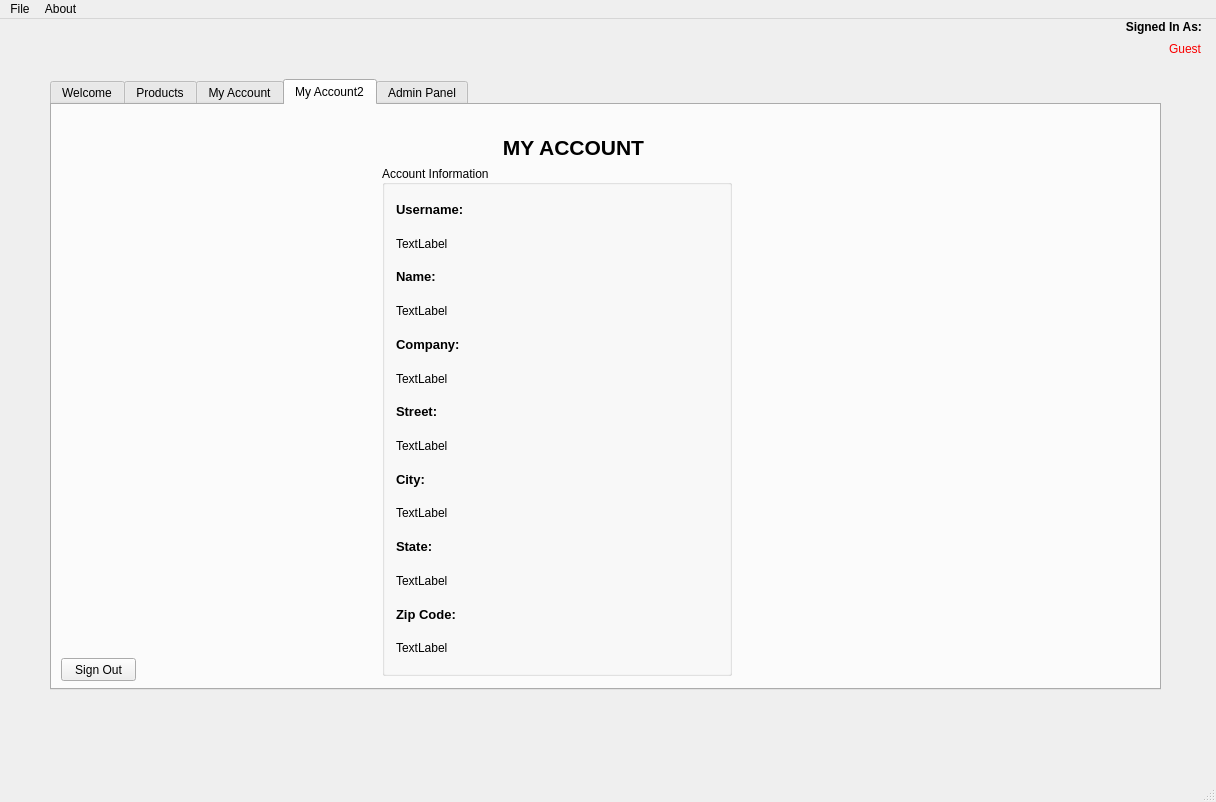
The window that qt/mainwindow.ui (minipunch/cs1cproject2) describes before a commit, drawn with Qt 5.
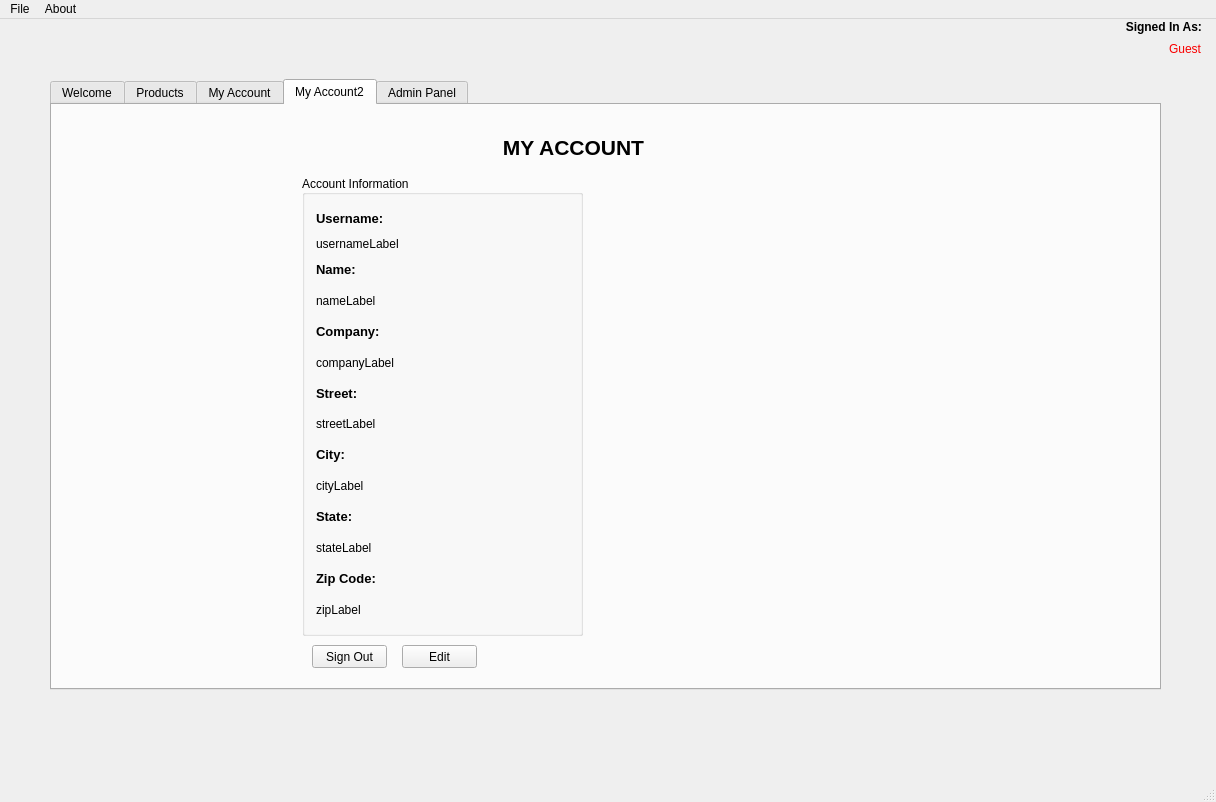
The same window after the commit. The open tabs and pages were chosen to show the change.

Commit message:
Finished displaying customer info in myAccount tab
also some other minor changes

The edit to the form file:
```diff
--- a/qt/mainwindow.ui
+++ b/qt/mainwindow.ui
@@ -23,15 +23,18 @@
    <widget class="QLabel" name="Indicator">
     <property name="geometry">
      <rect>
-      <x>1160</x>
+      <x>1010</x>
       <y>20</y>
-      <width>41</width>
+      <width>191</width>
       <height>21</height>
      </rect>
     </property>
     <property name="text">
      <string>&lt;html&gt;&lt;head/&gt;&lt;body&gt;&lt;p align=&quot;right&quot;&gt;&lt;span style=&quot; color:#f90000;&quot;&gt;Guest&lt;/span&gt;&lt;/p&gt;&lt;/body&gt;&lt;/html&gt;</string>
     </property>
+    <property name="alignment">
+     <set>Qt::AlignRight|Qt::AlignTrailing|Qt::AlignVCenter</set>
+    </property>
    </widget>
    <widget class="QTabWidget" name="tabs">
     <property name="geometry">
@@ -476,10 +479,10 @@
       </property>
       <property name="geometry">
        <rect>
-        <x>330</x>
-        <y>60</y>
-        <width>350</width>
-        <height>511</height>
+        <x>250</x>
+        <y>70</y>
+        <width>281</width>
+        <height>461</height>
        </rect>
       </property>
       <property name="maximumSize">
@@ -509,8 +512,17 @@
          </item>
          <item>
           <widget class="QLabel" name="usernameLabel">
+           <property name="sizePolicy">
+            <sizepolicy hsizetype="Preferred" vsizetype="Fixed">
+             <horstretch>0</horstretch>
+             <verstretch>0</verstretch>
+            </sizepolicy>
+           </property>
+           <property name="contextMenuPolicy">
+            <enum>Qt::DefaultContextMenu</enum>
+           </property>
            <property name="text">
-            <string>TextLabel</string>
+            <string>usernameLabel</string>
            </property>
           </widget>
          </item>
@@ -529,8 +541,14 @@
          </item>
          <item>
           <widget class="QLabel" name="nameLabel">
+           <property name="sizePolicy">
+            <sizepolicy hsizetype="Preferred" vsizetype="Preferred">
+             <horstretch>0</horstretch>
+             <verstretch>0</verstretch>
+            </sizepolicy>
+           </property>
            <property name="text">
-            <string>TextLabel</string>
+            <string>nameLabel</string>
            </property>
           </widget>
          </item>
@@ -543,8 +561,14 @@
          </item>
          <item>
           <widget class="QLabel" name="companyLabel">
+           <property name="sizePolicy">
+            <sizepolicy hsizetype="Preferred" vsizetype="Preferred">
+             <horstretch>0</horstretch>
+             <verstretch>0</verstretch>
+            </sizepolicy>
+           </property>
            <property name="text">
-            <string>TextLabel</string>
+            <string>companyLabel</string>
            </property>
           </widget>
          </item>
@@ -557,8 +581,14 @@
          </item>
          <item>
           <widget class="QLabel" name="streetLabel">
+           <property name="sizePolicy">
+            <sizepolicy hsizetype="Preferred" vsizetype="Preferred">
+             <horstretch>0</horstretch>
+             <verstretch>0</verstretch>
+            </sizepolicy>
+           </property>
            <property name="text">
-            <string>TextLabel</string>
+            <string>streetLabel</string>
            </property>
           </widget>
          </item>
@@ -571,22 +601,40 @@
          </item>
          <item>
           <widget class="QLabel" name="cityLabel">
+           <property name="sizePolicy">
+            <sizepolicy hsizetype="Preferred" vsizetype="Preferred">
+             <horstretch>0</horstretch>
+             <verstretch>0</verstretch>
+            </sizepolicy>
+           </property>
            <property name="text">
-            <string>TextLabel</string>
+            <string>cityLabel</string>
            </property>
           </widget>
          </item>
          <item>
           <widget class="QLabel" name="stateInfo">
+           <property name="sizePolicy">
+            <sizepolicy hsizetype="Fixed" vsizetype="Preferred">
+             <horstretch>0</horstretch>
+             <verstretch>0</verstretch>
+            </sizepolicy>
+           </property>
            <property name="text">
             <string>&lt;html&gt;&lt;head/&gt;&lt;body&gt;&lt;p&gt;&lt;span style=&quot; font-size:10pt; font-weight:600;&quot;&gt;State:&lt;/span&gt;&lt;/p&gt;&lt;/body&gt;&lt;/html&gt;</string>
            </property>
           </widget>
          </item>
          <item>
-          <widget class="QLabel" name="staeLabel">
+          <widget class="QLabel" name="stateLabel">
+           <property name="sizePolicy">
+            <sizepolicy hsizetype="Preferred" vsizetype="Preferred">
+             <horstretch>0</horstretch>
+             <verstretch>0</verstretch>
+            </sizepolicy>
+           </property>
            <property name="text">
-            <string>TextLabel</string>
+            <string>stateLabel</string>
            </property>
           </widget>
          </item>
@@ -599,8 +647,14 @@
          </item>
          <item>
           <widget class="QLabel" name="zipLabel">
+           <property name="sizePolicy">
+            <sizepolicy hsizetype="Preferred" vsizetype="Preferred">
+             <horstretch>0</horstretch>
+             <verstretch>0</verstretch>
+            </sizepolicy>
+           </property>
            <property name="text">
-            <string>TextLabel</string>
+            <string>zipLabel</string>
            </property>
           </widget>
          </item>
@@ -611,8 +665,8 @@
      <widget class="QPushButton" name="signOutButton">
       <property name="geometry">
        <rect>
-        <x>9</x>
-        <y>553</y>
+        <x>260</x>
+        <y>540</y>
         <width>75</width>
         <height>23</height>
        </rect>
@@ -621,6 +675,19 @@
        <string>Sign Out</string>
       </property>
      </widget>
+     <widget class="QPushButton" name="signOutButton_2">
+      <property name="geometry">
+       <rect>
+        <x>350</x>
+        <y>540</y>
+        <width>75</width>
+        <height>23</height>
+       </rect>
+      </property>
+      <property name="text">
+       <string>Edit</string>
+      </property>
+     </widget>
     </widget>
     <widget class="QWidget" name="adminPanel">
      <attribute name="title">
```
Left out of the diff: 2 changed lines with no effect on the pictures. The commit also changes 4 other files.
